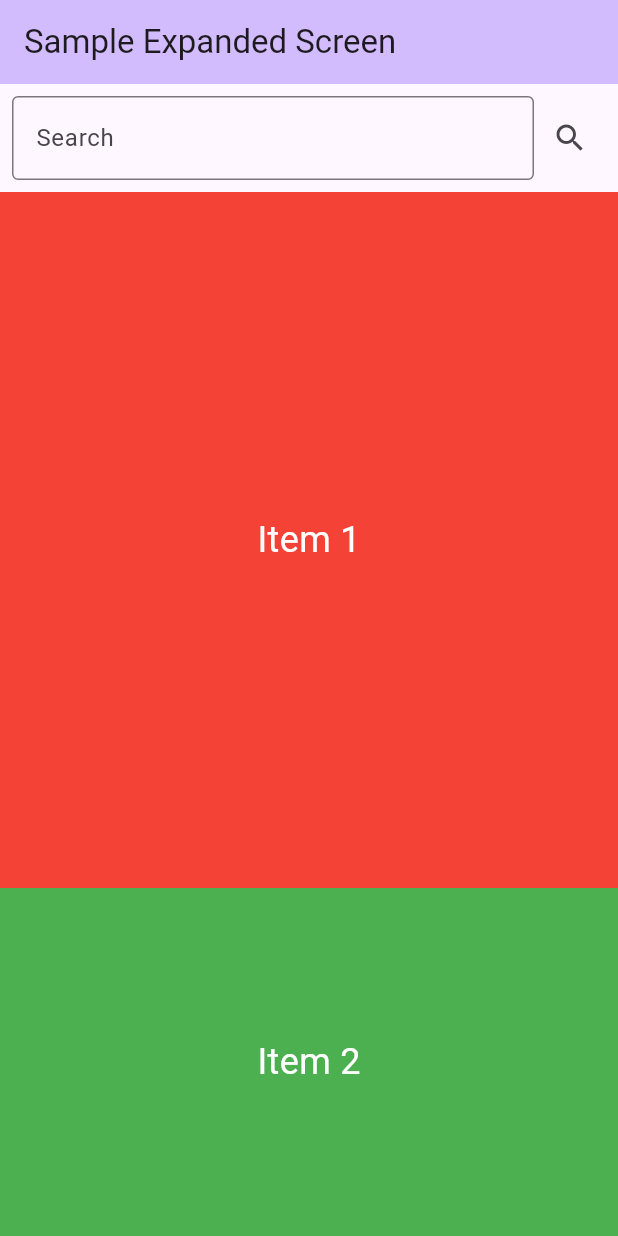
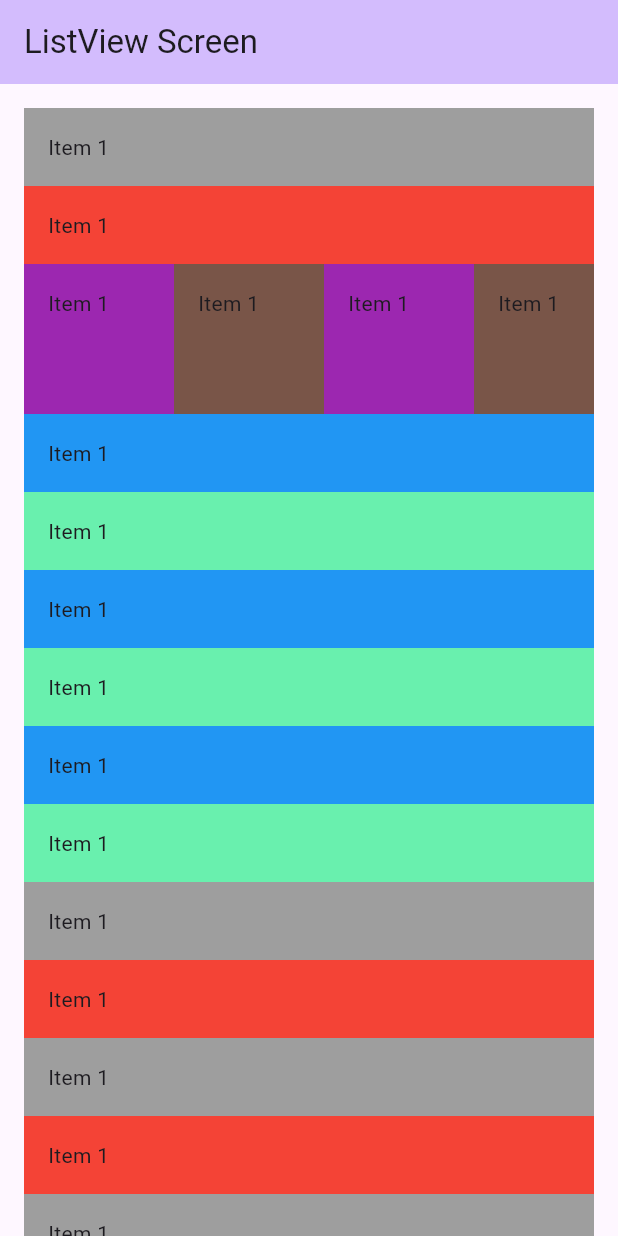
Before and after one commit to nixuiui/flutter-batch-7, a Flutter app: the screen it shows after launch, on a phone screen of 412 x 824 dp. Run offline on Flutter 3.47's test engine with Material 3 defaults, Android fonts, the phone set to English and light mode, and no system bars.

Commit message:
feat: add ListViewScreen and update main app entry point

```diff
--- a/lib/main.dart
+++ b/lib/main.dart
@@ -1,5 +1,5 @@
 import 'package:flutter/material.dart';
-import 'package:flutter_batch_7/pages/day_4/sample_expanded_screen.dart';
+import 'package:flutter_batch_7/pages/day_4/listview_screen.dart';
 
 void main() {
   runApp(const MyApp());
@@ -15,7 +15,7 @@ class MyApp extends StatelessWidget {
       theme: ThemeData(
         colorScheme: ColorScheme.fromSeed(seedColor: Colors.deepPurple),
       ),
-      home: const SampleExpandedScreen(),
+      home: const ListViewScreen(),
     );
   }
 }
--- /dev/null
+++ b/lib/pages/day_4/listview_screen.dart
@@ -0,0 +1,208 @@
+import 'package:flutter/material.dart';
+
+class ListViewScreen extends StatefulWidget {
+  const ListViewScreen({super.key});
+
+  @override
+  State<ListViewScreen> createState() => _ListViewScreenState();
+}
+
+class _ListViewScreenState extends State<ListViewScreen> {
+  @override
+  Widget build(BuildContext context) {
+    return Scaffold(
+      appBar: AppBar(
+        backgroundColor: Theme.of(context).colorScheme.inversePrimary,
+        title: const Text("ListView Screen"),
+      ),
+      body: ListView(
+        padding: const EdgeInsets.all(16),
+        children: [
+          Container(
+            padding: EdgeInsets.all(16),
+            color: Colors.grey,
+            child: Text("Item 1")
+          ),
+          Container(
+            padding: EdgeInsets.all(16),
+            color: Colors.red,
+            child: Text("Item 1")
+          ),
+          SizedBox(
+            height: 100,
+            child: ListView(
+              scrollDirection: Axis.horizontal,
+              children: [
+                Container(
+                  padding: EdgeInsets.all(16),
+                  width: 100,
+                  color: Colors.purple,
+                  child: Text("Item 1")
+                ),
+                Container(
+                  padding: EdgeInsets.all(16),
+                  width: 100,
+                  color: Colors.brown,
+                  child: Text("Item 1")
+                ),
+                Container(
+                  padding: EdgeInsets.all(16),
+                  width: 100,
+                  color: Colors.purple,
+                  child: Text("Item 1")
+                ),
+                Container(
+                  padding: EdgeInsets.all(16),
+                  width: 100,
+                  color: Colors.brown,
+                  child: Text("Item 1")
+                ),
+                Container(
+                  padding: EdgeInsets.all(16),
+                  width: 100,
+                  color: Colors.purple,
+                  child: Text("Item 1")
+                ),
+                Container(
+                  padding: EdgeInsets.all(16),
+                  width: 100,
+                  color: Colors.brown,
+                  child: Text("Item 1")
+                ),
+                Container(
+                  padding: EdgeInsets.all(16),
+                  width: 100,
+                  color: Colors.purple,
+                  child: Text("Item 1")
+                ),
+                Container(
+                  padding: EdgeInsets.all(16),
+                  width: 100,
+                  color: Colors.brown,
+                  child: Text("Item 1")
+                ),
+              ],
+            )
+          ),
+          ListView(
+            shrinkWrap: true,
+            physics: ClampingScrollPhysics(),
+            padding: EdgeInsets.zero,
+            children: [
+              Container(
+                padding: EdgeInsets.all(16),
+                color: Colors.blue,
+                child: Text("Item 1")
+              ),
+              Container(
+                padding: EdgeInsets.all(16),
+                color: Colors.greenAccent,
+                child: Text("Item 1")
+              ),
+              Container(
+                padding: EdgeInsets.all(16),
+                color: Colors.blue,
+                child: Text("Item 1")
+              ),
+              Container(
+                padding: EdgeInsets.all(16),
+                color: Colors.greenAccent,
+                child: Text("Item 1")
+              ),
+              Container(
+                padding: EdgeInsets.all(16),
+                color: Colors.blue,
+                child: Text("Item 1")
+              ),
+              Container(
+                padding: EdgeInsets.all(16),
+                color: Colors.greenAccent,
+                child: Text("Item 1")
+              ),
+            ],
+          ),
+          Container(
+            padding: EdgeInsets.all(16),
+            color: Colors.grey,
+            child: Text("Item 1")
+          ),
+          Container(
+            padding: EdgeInsets.all(16),
+            color: Colors.red,
+            child: Text("Item 1")
+          ),
+          Container(
+            padding: EdgeInsets.all(16),
+            color: Colors.grey,
+            child: Text("Item 1")
+          ),
+          Container(
+            padding: EdgeInsets.all(16),
+            color: Colors.red,
+            child: Text("Item 1")
+          ),
+          Container(
+            padding: EdgeInsets.all(16),
+            color: Colors.grey,
+            child: Text("Item 1")
+          ),
+          Container(
+            padding: EdgeInsets.all(16),
+            color: Colors.red,
+            child: Text("Item 1")
+          ),
+          Container(
+            padding: EdgeInsets.all(16),
+            color: Colors.grey,
+            child: Text("Item 1")
+          ),
+          Container(
+            padding: EdgeInsets.all(16),
+            color: Colors.red,
+            child: Text("Item 1")
+          ),
+          Container(
+            padding: EdgeInsets.all(16),
+            color: Colors.grey,
+            child: Text("Item 1")
+          ),
+          Container(
+            padding: EdgeInsets.all(16),
+            color: Colors.red,
+            child: Text("Item 1")
+          ),
+          Container(
+            padding: EdgeInsets.all(16),
+            color: Colors.grey,
+            child: Text("Item 1")
+          ),
+          Container(
+            padding: EdgeInsets.all(16),
+            color: Colors.red,
+            child: Text("Item 1")
+          ),
+          Container(
+            padding: EdgeInsets.all(16),
+            color: Colors.grey,
+            child: Text("Item 1")
+          ),
+          Container(
+            padding: EdgeInsets.all(16),
+            color: Colors.red,
+            child: Text("Item 1")
+          ),
+          Container(
+            padding: EdgeInsets.all(16),
+            color: Colors.grey,
+            child: Text("Item 1")
+          ),
+          Container(
+            padding: EdgeInsets.all(16),
+            color: Colors.red,
+            child: Text("Item 1")
+          ),
+        ],
+      ),
+    );
+  }
+}
```
